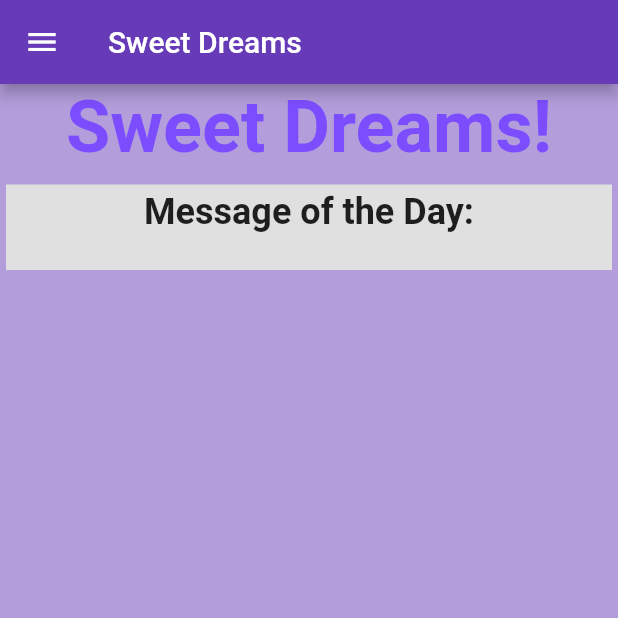
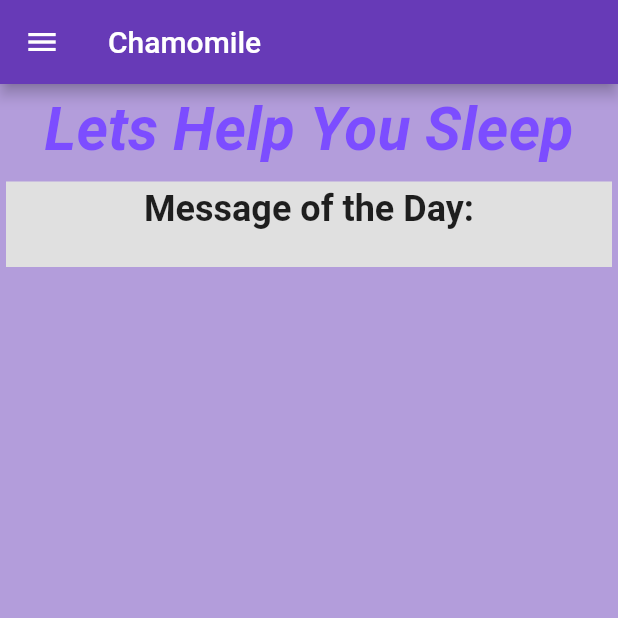
Before and after one commit to jakelang01/SweetDreams, a Flutter app: the screen it shows after launch, on a phone screen of 412 x 824 dp, the top half of it. Run offline on Flutter 3.47's test engine with Material 2 defaults, Android fonts, the phone set to English and light mode, and no system bars; our stand-ins replace cloud_firestore, firebase_core, flutter_rating_bar, shared_preferences, youtube_player_flutter; accounts and stored records are empty.

Commit message:
changes app name and adds a new catchphrase to app main screen

```diff
--- a/lib/main.dart
+++ b/lib/main.dart
@@ -44,13 +44,16 @@ class _MyHomePageState extends State<MyHomePage> {
   Widget build(BuildContext context) {
     return Scaffold(
       appBar: AppBar(
-        title: Text("Sweet Dreams"),
+        title: Text("Chamomile"),
       ),
       backgroundColor: Theme.of(context).backgroundColor,
       body: Center(
           child: ListView(
             children: <Widget>[
-              Text("Sweet Dreams!",
+              Padding(
+                padding: EdgeInsets.only(bottom: 7.0),
+              ),
+              Text("Lets Help You Sleep",
                 style: Theme
                     .of(context)
                     .textTheme
@@ -186,8 +189,9 @@ class _MyAppState extends State<MyApp> {
                 fontFamily: 'Roboto',
                 textTheme: const TextTheme(
                   headline1: TextStyle(
-                    fontSize: 48.0,
+                    fontSize: 40.0,
                     fontWeight: FontWeight.bold,
+                    fontStyle: FontStyle.italic,
                     color: Colors.deepPurpleAccent,
                   ),
                   headline2: TextStyle(
@@ -233,8 +237,9 @@ class _MyAppState extends State<MyApp> {
                 fontFamily: 'Roboto',
                 textTheme: TextTheme(
                   headline1: TextStyle(
-                    fontSize: 48.0,
+                    fontSize: 40.0,
                     fontWeight: FontWeight.bold,
+                    fontStyle: FontStyle.italic,
                     color: Colors.deepPurpleAccent,
                   ),
                   headline2: TextStyle(
```
